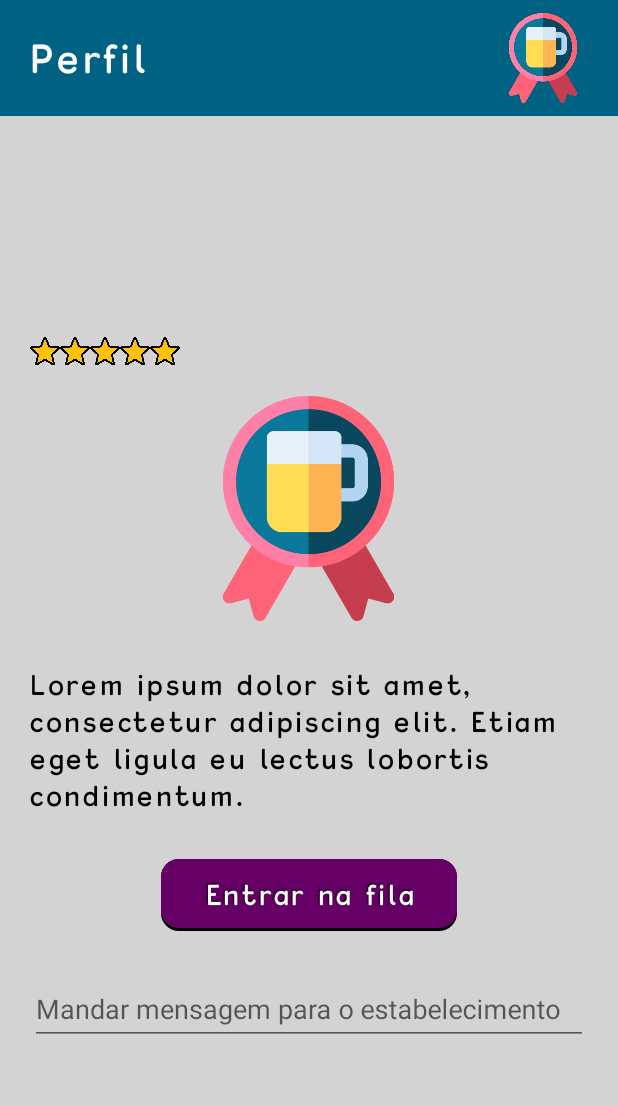
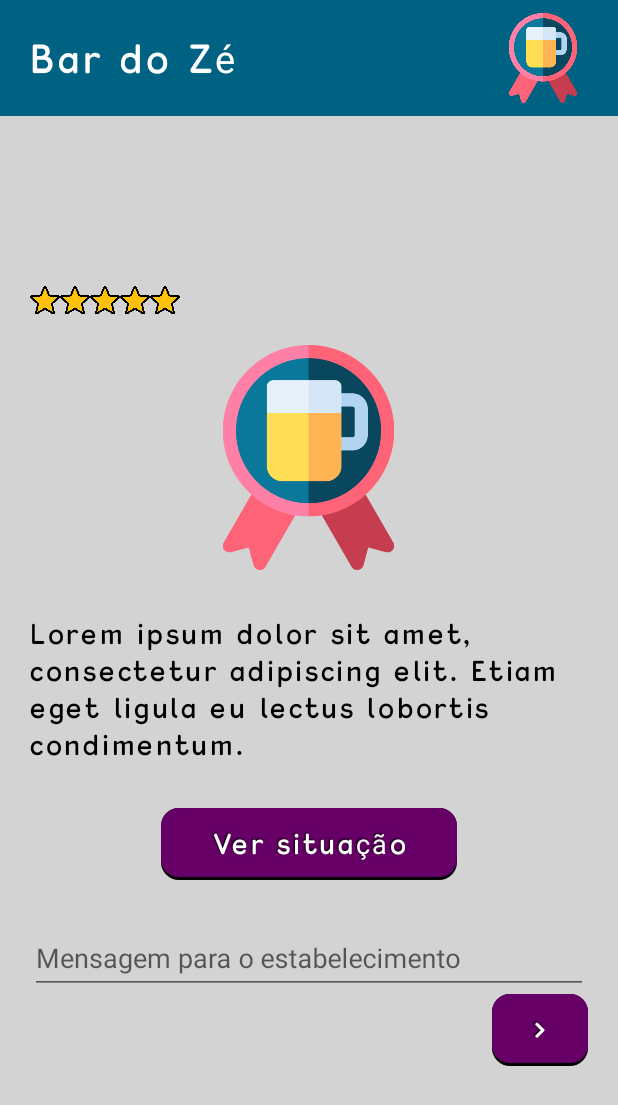
Before and after one commit to ahset/AproximaBraganca, an Android app: the EstabelecimentoCliente screen opened through its navigation route, on a phone screen of 412 x 824 dp. Shown: the top 1105 px of the screen. Run offline under Robolectric (Android 15) with nearby library versions, the phone set to English and light mode, and no system bars.

Commit message:
telas novas do cliente

```diff
--- a/app/src/main/res/layout/fragment_estabelecimento_cliente.xml
+++ b/app/src/main/res/layout/fragment_estabelecimento_cliente.xml
@@ -16,7 +16,7 @@
             android:layout_width="wrap_content"
             android:layout_height="wrap_content"
             android:layout_centerInParent="true"
-            android:text="Perfil"
+            android:text="Bar do Zé"
             android:layout_alignParentStart="true"
             android:layout_marginStart="20dp"
             android:textColor="@android:color/white"
@@ -101,7 +101,7 @@
                     android:textColor="@android:color/white"
                     android:background="@drawable/roundbutton"
                     android:ems="8"
-                    android:text="Entrar na fila"
+                    android:text="Ver situação"
                     android:layout_marginBottom="20dp"/>
 
                 <com.google.android.material.textfield.TextInputLayout
@@ -111,8 +111,19 @@
                     <com.google.android.material.textfield.TextInputEditText
                         android:layout_width="match_parent"
                         android:layout_height="wrap_content"
-                        android:hint="Mandar mensagem para o estabelecimento" />
+                        android:hint="Mensagem para o estabelecimento" />
                 </com.google.android.material.textfield.TextInputLayout>
+
+                    <Button
+                        android:id="@+id/btnEnviar"
+                        android:layout_width="wrap_content"
+                        android:layout_height="wrap_content"
+                        android:layout_gravity="end"
+                        android:textColor="@android:color/white"
+                        android:background="@drawable/roundbutton"
+                        android:ems="1"
+                        android:text=">"
+                        android:layout_marginBottom="20dp"/>
 
 
 
--- a/app/src/main/res/navigation/navi.xml
+++ b/app/src/main/res/navigation/navi.xml
@@ -33,7 +33,14 @@
     <fragment
         android:id="@+id/estabelecimentoCliente"
         android:name="com.example.aproximabraganca.EstabelecimentoCliente"
-        android:label="EstabelecimentoCliente" />
+        android:label="EstabelecimentoCliente" >
+        <action
+            android:id="@+id/action_estabelecimentoCliente_to_chatCliente"
+            app:destination="@id/chatCliente" />
+        <action
+            android:id="@+id/action_estabelecimentoCliente_to_situacaoCliente"
+            app:destination="@id/situacaoCliente" />
+    </fragment>
     <fragment
         android:id="@+id/perfilCliente"
         android:name="com.example.aproximabraganca.PerfilCliente"
@@ -61,4 +68,16 @@
         android:id="@+id/perfilComercio"
         android:name="com.example.aproximabraganca.PerfilComercio"
         android:label="PerfilComercio" />
+    <fragment
+        android:id="@+id/chatCliente"
+        android:name="com.example.aproximabraganca.ChatCliente"
+        android:label="ChatCliente" />
+    <fragment
+        android:id="@+id/situacaoCliente"
+        android:name="com.example.aproximabraganca.SituacaoCliente"
+        android:label="SituacaoCliente" >
+        <action
+            android:id="@+id/action_situacaoCliente_to_dashboardCliente"
+            app:destination="@id/dashboardCliente" />
+    </fragment>
 </navigation>
```
Also changed, not shown: app/src/main/java/com/example/aproximabraganca/SituacaoCliente.java (added, +64 -0 lines), app/src/main/res/layout/fragment_situacao_cliente.xml (added, +78 -0 lines).
